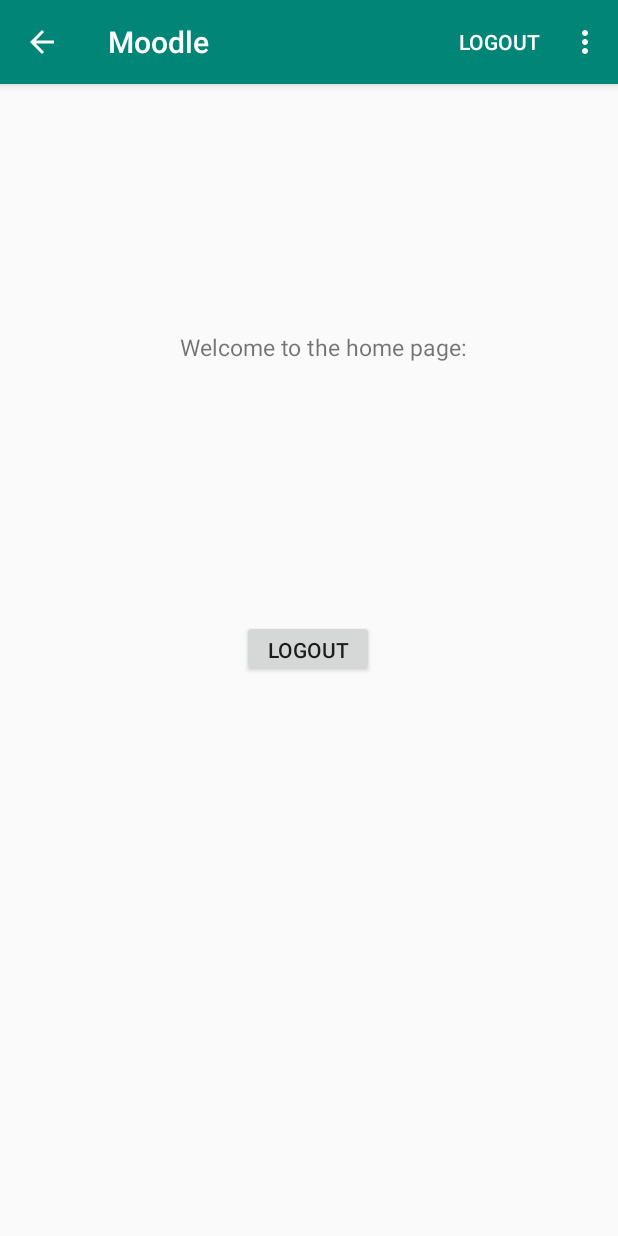
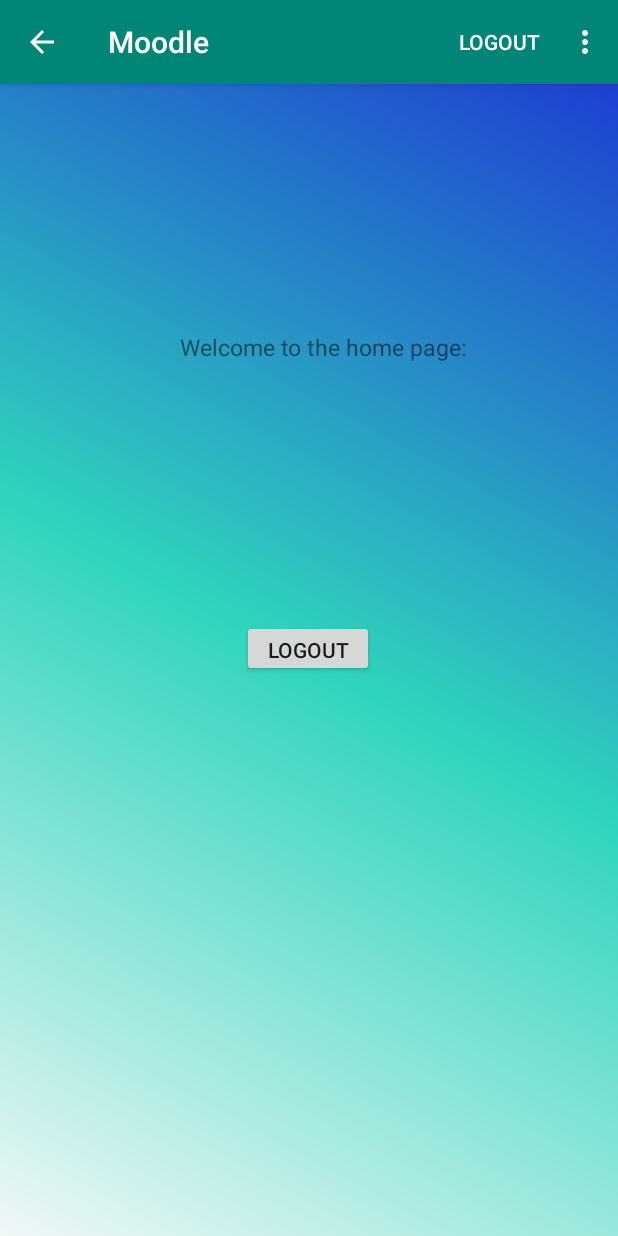
Before and after one commit to ChiragJRana/OOPProjectAndroid, an Android app: the screen it shows after launch once a user with an empty profile is signed in (HomePage), on a phone screen of 412 x 824 dp. Run offline under Robolectric (Android 15) with nearby library versions, the phone set to English and light mode, and no system bars; our stand-ins replace Firebase (no records; nobody signed in at launch, a user with empty details on screens opened directly); 1 statement that could not run was skipped.

Commit message:
UI updraded and welcome statement added...

```diff
--- a/app/src/main/java/com/example/Moodle/HomePage.java
+++ b/app/src/main/java/com/example/Moodle/HomePage.java
@@ -11,10 +11,16 @@ import android.view.View;
 import android.widget.Button;
 
 import com.google.firebase.auth.FirebaseAuth;
+import com.google.firebase.database.DataSnapshot;
+import com.google.firebase.database.DatabaseError;
+import com.google.firebase.database.DatabaseReference;
+import com.google.firebase.database.FirebaseDatabase;
+import com.google.firebase.database.ValueEventListener;
 
 public class HomePage extends AppCompatActivity {
     private FirebaseAuth firebaseAuth;
     private Button btn_logout;
+    private FirebaseDatabase firebaseDatabase;
     @Override
     protected void onCreate(Bundle savedInstanceState) {
         super.onCreate(savedInstanceState);
@@ -22,6 +28,26 @@ public class HomePage extends AppCompatActivity {
         firebaseAuth = FirebaseAuth.getInstance();
         btn_logout = (Button)findViewById(R.id.btn_logout);
         getSupportActionBar().setDisplayHomeAsUpEnabled(true);
+        firebaseAuth = FirebaseAuth.getInstance();
+        firebaseDatabase = FirebaseDatabase.getInstance();
+
+        DatabaseReference databaseReference = firebaseDatabase.getReference(firebaseAuth.getUid());
+
+        databaseReference.addValueEventListener(new ValueEventListener() {
+            @Override
+            public void onDataChange(@NonNull DataSnapshot dataSnapshot) {
+                UserProfile userProfile = dataSnapshot.getValue(UserProfile.class);
+                setTitle("Welcome "+userProfile.getFName()+" "+userProfile.getLName());
+            }
+
+            @Override
+            public void onCancelled(@NonNull DatabaseError databaseError) {
+
+            }
+        });
+        /*Intent intentCaller = getIntent();
+        String name =intentCaller.getStringExtra("Name");
+        setTitle("Welcome "+name);*/
         btn_logout.setOnClickListener(new View.OnClickListener() {
             @Override
             public void onClick(View view) {
--- a/app/src/main/java/com/example/Moodle/MainActivity.java
+++ b/app/src/main/java/com/example/Moodle/MainActivity.java
@@ -17,9 +17,11 @@ import com.google.android.gms.tasks.Task;
 import com.google.firebase.auth.AuthResult;
 import com.google.firebase.auth.FirebaseAuth;
 import com.google.firebase.auth.FirebaseUser;
+import com.google.firebase.database.FirebaseDatabase;
 
 public class MainActivity extends AppCompatActivity {
 
+    private String FN;
     private EditText Email;
     private EditText Password;
     private Button LoginBtn;
@@ -29,6 +31,7 @@ public class MainActivity extends AppCompatActivity {
     private ProgressDialog progressDialog;
     private int counter=5;
     private TextView forgotPassword;
+    private FirebaseDatabase firebaseDatabase;
 
     @Override
     protected void onCreate(Bundle savedInstanceState) {
@@ -59,7 +62,6 @@ public class MainActivity extends AppCompatActivity {
             public void onClick(View view) {
                 if (check()) {            //Check the methods first get the text and then convert it to string...
                     validate(Email.getText().toString(), Password.getText().toString());
-
                 }
 
             }
@@ -129,7 +131,9 @@ public class MainActivity extends AppCompatActivity {
 
         if(check){
             //finish();
-            startActivity(new Intent(MainActivity.this,HomePage.class));
+            Intent intent = new Intent(MainActivity.this,HomePage.class);
+            //Here FN is my string...
+            startActivity(intent);
         }else{
             Toast.makeText(this,"Please verify the email",Toast.LENGTH_SHORT).show();;
             firebaseAuth.signOut();
--- a/app/src/main/java/com/example/Moodle/ProfileActivity.java
+++ b/app/src/main/java/com/example/Moodle/ProfileActivity.java
@@ -47,8 +47,8 @@ public class ProfileActivity extends AppCompatActivity {
         profileFirebaseStorage = FirebaseStorage.getInstance();
 
         DatabaseReference profileDatabaseReference = profileFirebaseDatabase.getReference(profileFirebaseAuth.getUid());
+        StorageReference profileStorageReference = profileFirebaseStorage.getReference();
 
-        StorageReference profileStorageReference = profileFirebaseStorage.getReference();
         profileStorageReference.child(profileFirebaseAuth.getUid()).child("Images").child("Profile Pics").getDownloadUrl().addOnSuccessListener(new OnSuccessListener<Uri>() {
             @Override
             public void onSuccess(Uri uri) {
--- /dev/null
+++ b/app/src/main/res/drawable/background_theme.xml
@@ -0,0 +1,8 @@
+<?xml version="1.0" encoding="utf-8"?>
+<shape xmlns:android="http://schemas.android.com/apk/res/android">
+    <gradient android:angle="45"
+        android:startColor="@color/color_start"
+        android:centerColor="@color/color_middle"
+        android:endColor="@color/color_end">
+    </gradient>
+</shape>
--- a/app/src/main/res/layout/activity_change_password.xml
+++ b/app/src/main/res/layout/activity_change_password.xml
@@ -4,7 +4,8 @@
     xmlns:tools="http://schemas.android.com/tools"
     android:layout_width="match_parent"
     android:layout_height="match_parent"
-    tools:context=".ChangePassword">
+    tools:context=".ChangePassword"
+    android:background="@drawable/background_theme">
 
     <TextView
         android:id="@+id/tvchangepassord"
--- a/app/src/main/res/layout/activity_forgot_password.xml
+++ b/app/src/main/res/layout/activity_forgot_password.xml
@@ -4,7 +4,8 @@
     xmlns:tools="http://schemas.android.com/tools"
     android:layout_width="match_parent"
     android:layout_height="match_parent"
-    tools:context=".ForgotPassword">
+    tools:context=".ForgotPassword"
+    android:background="@drawable/background_theme">
 
     <TextView
         android:id="@+id/tv_forgotPass"
--- a/app/src/main/res/layout/activity_home_page.xml
+++ b/app/src/main/res/layout/activity_home_page.xml
@@ -4,7 +4,8 @@
     xmlns:tools="http://schemas.android.com/tools"
     android:layout_width="match_parent"
     android:layout_height="match_parent"
-    tools:context=".HomePage">
+    tools:context=".HomePage"
+    android:background="@drawable/background_theme">
 
     <TextView
         android:id="@+id/textView"
--- a/app/src/main/res/layout/activity_main.xml
+++ b/app/src/main/res/layout/activity_main.xml
@@ -4,7 +4,8 @@
     xmlns:tools="http://schemas.android.com/tools"
     android:layout_width="match_parent"
     android:layout_height="match_parent"
-    tools:context=".MainActivity">
+    tools:context=".MainActivity"
+    android:background="@drawable/background_theme">
 
     <TextView
         android:id="@+id/tv_welcome"
@@ -14,9 +15,10 @@
         android:layout_marginTop="16dp"
         android:layout_marginEnd="8dp"
         android:layout_marginBottom="8dp"
+
         android:text="Welcome to login screen..."
         android:textSize="20dp"
-        android:textColor="@color/colorPrimary"
+        android:textColor="@color/color_start"
         app:layout_constraintBottom_toBottomOf="parent"
         app:layout_constraintEnd_toEndOf="parent"
         app:layout_constraintStart_toStartOf="parent"
--- a/app/src/main/res/layout/activity_otpverification.xml
+++ b/app/src/main/res/layout/activity_otpverification.xml
@@ -4,7 +4,8 @@
     xmlns:tools="http://schemas.android.com/tools"
     android:layout_width="match_parent"
     android:layout_height="match_parent"
-    tools:context=".OTPVerification">
+    tools:context=".OTPVerification"
+    android:background="@drawable/background_theme">
 
 
     <TextView
--- a/app/src/main/res/layout/activity_profile.xml
+++ b/app/src/main/res/layout/activity_profile.xml
@@ -4,7 +4,8 @@
     xmlns:tools="http://schemas.android.com/tools"
     android:layout_width="match_parent"
     android:layout_height="match_parent"
-    tools:context=".ProfileActivity">
+    tools:context=".ProfileActivity"
+    android:background="@drawable/background_theme">
 
     <ImageView
         android:id="@+id/imageView"
--- a/app/src/main/res/layout/activity_register__organiser.xml
+++ b/app/src/main/res/layout/activity_register__organiser.xml
@@ -4,7 +4,8 @@
     xmlns:tools="http://schemas.android.com/tools"
     android:layout_width="match_parent"
     android:layout_height="match_parent"
-    tools:context=".Register_Organiser">
+    tools:context=".Register_Organiser"
+    android:background="@drawable/background_theme">
 
     <androidx.recyclerview.widget.RecyclerView
         android:id="@+id/rv_com_list"
--- a/app/src/main/res/layout/activity_select__user.xml
+++ b/app/src/main/res/layout/activity_select__user.xml
@@ -4,7 +4,8 @@
     xmlns:tools="http://schemas.android.com/tools"
     android:layout_width="match_parent"
     android:layout_height="match_parent"
-    tools:context=".Select_User">
+    tools:context=".Select_User"
+    android:background="@drawable/background_theme">
 
     <Button
         android:id="@+id/btn_student"
--- a/app/src/main/res/layout/activity_splash_screen_activity.xml
+++ b/app/src/main/res/layout/activity_splash_screen_activity.xml
@@ -4,7 +4,8 @@
     xmlns:tools="http://schemas.android.com/tools"
     android:layout_width="match_parent"
     android:layout_height="match_parent"
-    tools:context=".Splash_screen_activity">
+    tools:context=".Splash_screen_activity"
+    android:background="@drawable/background_theme">
 
     <ImageView
         android:id="@+id/image_view"
--- a/app/src/main/res/layout/activity_update_user_info.xml
+++ b/app/src/main/res/layout/activity_update_user_info.xml
@@ -4,7 +4,8 @@
     xmlns:tools="http://schemas.android.com/tools"
     android:layout_width="match_parent"
     android:layout_height="match_parent"
-    tools:context=".UpdateUserInfo">
+    tools:context=".UpdateUserInfo"
+    android:background="@drawable/background_theme">
 
     <ImageView
         android:id="@+id/imviewupdatedata"
--- a/app/src/main/res/values/colors.xml
+++ b/app/src/main/res/values/colors.xml
@@ -3,5 +3,7 @@
     <color name="colorPrimary">#008577</color>
     <color name="colorPrimaryDark">#00574B</color>
     <color name="colorAccent">#D81B60</color>
-    <color name="colornew">#C9879E</color>
+    <color name="color_end">#1E3FD2</color>
+    <color name="color_middle">#2FD4BC</color>
+    <color name="color_start">#F0F7F7</color>
 </resources>
```
Also changed, not shown: app/src/main/java/com/example/Moodle/Register_Organiser.java (+33 -2 lines), app/src/main/java/com/example/Moodle/Register_Student.java (+6 -3 lines), app/src/main/res/layout/activity_register__student.xml (+7 -4 lines), app/src/main/res/layout/commities_name.xml (+3 -5 lines).
